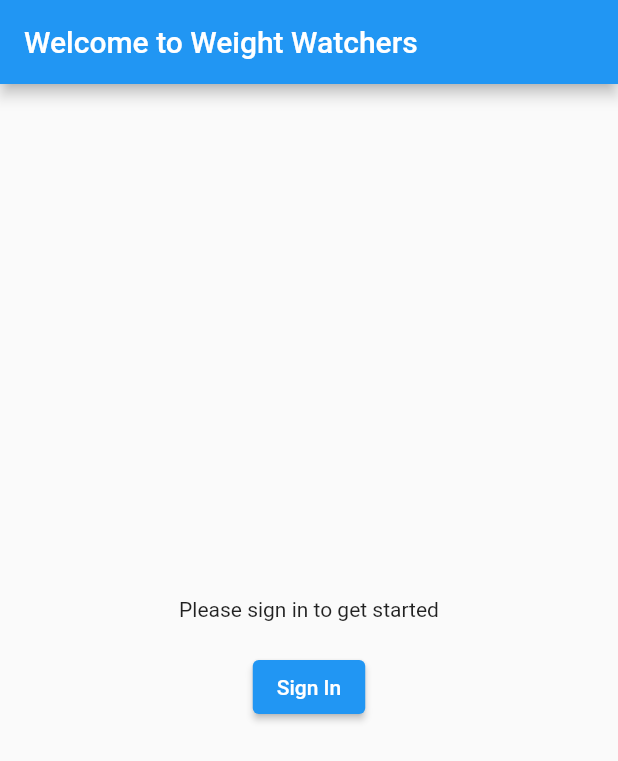
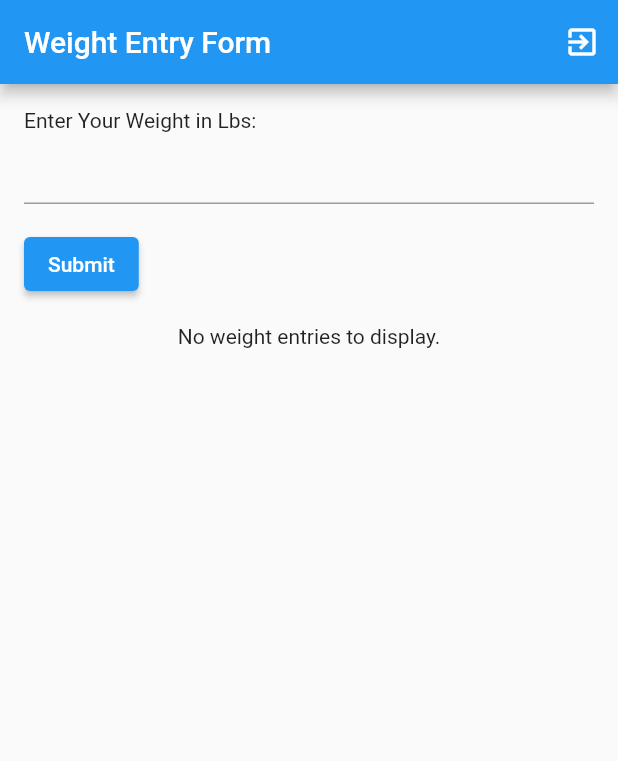
Before and after one commit to kavyasree1228/jasper, a Flutter app: the screen it shows after launch, after a tap on "Sign In", on a phone screen of 412 x 824 dp. Shown: the top 761 px of the screen. Run offline on Flutter 3.47's test engine with Material 2 defaults, Android fonts, the phone set to English and light mode, and no system bars; our stand-ins replace cloud_firestore, firebase_auth, firebase_core; accounts and stored records are empty; network calls fail.

Commit message:
reading sign in from auth services

```diff
--- a/lib/sign_in_screen.dart
+++ b/lib/sign_in_screen.dart
@@ -1,26 +1,20 @@
-import 'package:firebase_auth/firebase_auth.dart';
 import 'package:flutter/material.dart';
+import 'package:jasper/auth_services.dart';
 import 'package:jasper/weight_entry_form.dart';
-import 'package:jasper/weight_entry_screen.dart';
 
 class SignInScreen extends StatefulWidget {
   @override
   _SignInScreenState createState() => _SignInScreenState();
 }
 
-Future<void> signInAnonymously(BuildContext context) async {
-  try {
-    await FirebaseAuth.instance.signInAnonymously();
-    Navigator.pushReplacement(
-      context,
-      MaterialPageRoute(builder: (context) => WeightEntryScreen()),
+class _SignInScreenState extends State<SignInScreen> {
+  Future<void> _signIn() async {
+    await AuthService().signInAnonymously();
+    Navigator.of(context).pushReplacement(
+      MaterialPageRoute(builder: (context) => WeightEntryForm()),
     );
-  } catch (e) {
-    print(e.toString());
   }
-}
 
-class _SignInScreenState extends State<SignInScreen> {
   @override
   Widget build(BuildContext context) {
     return Scaffold(
@@ -37,7 +31,7 @@
             ),
             ElevatedButton(
               onPressed: () async {
-                await signInAnonymously(context);
+                _signIn();
               },
               child: Text('Sign In'),
             ),
--- a/lib/weight_entry_form.dart
+++ b/lib/weight_entry_form.dart
@@ -1,132 +1,132 @@
-// import 'package:cloud_firestore/cloud_firestore.dart';
-// import 'package:flutter/material.dart';
-// import 'package:jasper/auth_services.dart';
-// import 'package:jasper/sign_in_screen.dart';
-// import 'package:jasper/weight_entry_model.dart';
-// import 'package:jasper/weight_entry_service.dart';
+import 'package:cloud_firestore/cloud_firestore.dart';
+import 'package:flutter/material.dart';
+import 'package:jasper/auth_services.dart';
+import 'package:jasper/sign_in_screen.dart';
+import 'package:jasper/weight_entry_model.dart';
+import 'package:jasper/weight_entry_service.dart';
 
-// class WeightEntryScreen extends StatefulWidget {
-//   @override
-//   _WeightEntryScreenState createState() => _WeightEntryScreenState();
-// }
+class WeightEntryForm extends StatefulWidget {
+  @override
+  _WeightEntryScreenState createState() => _WeightEntryScreenState();
+}
 
-// class _WeightEntryScreenState extends State<WeightEntryScreen> {
-//   late TextEditingController _weightController;
-//   late WeightEntryService _weightEntryService;
-//   late CollectionReference _weightsCollection;
-//   late AuthService _authService;
+class _WeightEntryScreenState extends State<WeightEntryForm> {
+  late TextEditingController _weightController;
+  late WeightEntryService _weightEntryService;
+  late CollectionReference _weightsCollection;
+  late AuthService _authService;
 
-//   @override
-//   void initState() {
-//     super.initState();
-//     _weightController = TextEditingController();
-//     _weightEntryService = WeightEntryService();
-//     _weightsCollection = FirebaseFirestore.instance.collection('weights');
-//     _authService = AuthService();
-//   }
+  @override
+  void initState() {
+    super.initState();
+    _weightController = TextEditingController();
+    _weightEntryService = WeightEntryService();
+    _weightsCollection = FirebaseFirestore.instance.collection('weights');
+    _authService = AuthService();
+  }
 
-//   Future<void> _submitWeight() async {
-//     await _weightEntryService.submitWeight(_weightController.text);
-//     setState(() {
-//       _weightController
-//           .clear(); // do not forget to clear weight after successful submission
-//     });
-//   }
+  Future<void> _submitWeight() async {
+    await _weightEntryService.submitWeight(_weightController.text);
+    setState(() {
+      _weightController
+          .clear(); // do not forget to clear weight after successful submission
+    });
+  }
 
-//   Future<void> _deleteWeight(String documentId) async {
-//     await _weightEntryService.deleteWeight(documentId);
-//   }
+  Future<void> _deleteWeight(String documentId) async {
+    await _weightEntryService.deleteWeight(documentId);
+  }
 
-//   Future<void> _signOut() async {
-//     await _authService.signOut();
-//     // ignore: use_build_context_synchronously
-//     Navigator.of(context).pushReplacement(
-//       MaterialPageRoute(builder: (context) => SignInScreen()),
-//     );
-//   }
+  Future<void> _signOut() async {
+    await _authService.signOut();
+    // ignore: use_build_context_synchronously
+    Navigator.of(context).pushReplacement(
+      MaterialPageRoute(builder: (context) => SignInScreen()),
+    );
+  }
 
-//   @override
-//   Widget build(BuildContext context) {
-//     return Scaffold(
-//       appBar: AppBar(
-//         title: Text('Weight Entry Form'),
-//         actions: [
-//           IconButton(
-//             icon: Icon(Icons.exit_to_app),
-//             onPressed: _signOut,
-//           ),
-//         ],
-//       ),
-//       body: Column(
-//         children: [
-//           Padding(
-//             padding: const EdgeInsets.all(16.0),
-//             child: Column(
-//               crossAxisAlignment: CrossAxisAlignment.start,
-//               children: [
-//                 const Text('Enter Your Weight in Lbs:'),
-//                 TextFormField(
-//                   controller: _weightController,
-//                   keyboardType: TextInputType.number,
-//                 ),
-//                 const SizedBox(height: 16.0),
-//                 ElevatedButton(
-//                   onPressed: _submitWeight,
-//                   child: const Text('Submit'),
-//                 ),
-//               ],
-//             ),
-//           ),
-//           Expanded(
-//             child: SingleChildScrollView(
-//               child: _buildWeightList(),
-//             ),
-//           ),
-//         ],
-//       ),
-//     );
-//   }
+  @override
+  Widget build(BuildContext context) {
+    return Scaffold(
+      appBar: AppBar(
+        title: Text('Weight Entry Form'),
+        actions: [
+          IconButton(
+            icon: Icon(Icons.exit_to_app),
+            onPressed: _signOut,
+          ),
+        ],
+      ),
+      body: Column(
+        children: [
+          Padding(
+            padding: const EdgeInsets.all(16.0),
+            child: Column(
+              crossAxisAlignment: CrossAxisAlignment.start,
+              children: [
+                const Text('Enter Your Weight in Lbs:'),
+                TextFormField(
+                  controller: _weightController,
+                  keyboardType: TextInputType.number,
+                ),
+                const SizedBox(height: 16.0),
+                ElevatedButton(
+                  onPressed: _submitWeight,
+                  child: const Text('Submit'),
+                ),
+              ],
+            ),
+          ),
+          Expanded(
+            child: SingleChildScrollView(
+              child: _buildWeightList(),
+            ),
+          ),
+        ],
+      ),
+    );
+  }
 
-//   Widget _buildWeightList() {
-//     return StreamBuilder<QuerySnapshot>(
-//       stream:
-//           _weightsCollection.orderBy('timestamp', descending: true).snapshots(),
-//       builder: (context, snapshot) {
-//         if (snapshot.connectionState == ConnectionState.waiting) {
-//           return Center(child: const CircularProgressIndicator());
-//         } else if (snapshot.hasError) {
-//           return Center(child: Text('Error: ${snapshot.error}'));
-//         } else if (!snapshot.hasData || snapshot.data!.docs.isEmpty) {
-//           return const Center(child: Text('No weight entries to display.'));
-//         } else {
-//           List<WeightEntry> weights = snapshot.data!.docs
-//               .map((doc) => WeightEntry.fromMap(
-//                   doc.id, doc.data() as Map<String, dynamic>))
-//               .toList();
+  Widget _buildWeightList() {
+    return StreamBuilder<QuerySnapshot>(
+      stream:
+          _weightsCollection.orderBy('timestamp', descending: true).snapshots(),
+      builder: (context, snapshot) {
+        if (snapshot.connectionState == ConnectionState.waiting) {
+          return Center(child: const CircularProgressIndicator());
+        } else if (snapshot.hasError) {
+          return Center(child: Text('Error: ${snapshot.error}'));
+        } else if (!snapshot.hasData || snapshot.data!.docs.isEmpty) {
+          return const Center(child: Text('No weight entries to display.'));
+        } else {
+          List<WeightEntry> weights = snapshot.data!.docs
+              .map((doc) => WeightEntry.fromMap(
+                  doc.id, doc.data() as Map<String, dynamic>))
+              .toList();
 
-//           return ListView.builder(
-//             shrinkWrap: true,
-//             physics: NeverScrollableScrollPhysics(),
-//             itemCount: weights.length,
-//             itemBuilder: (context, index) {
-//               return ListTile(
-//                 title: Text('Weight: ${weights[index].weight}'),
-//                 subtitle: Text('Date: ${weights[index].formattedTimestamp}'),
-//                 trailing: IconButton(
-//                   icon: Icon(Icons.delete),
-//                   onPressed: () => _deleteWeight(weights[index].documentId),
-//                 ),
-//               );
-//             },
-//           );
-//         }
-//       },
-//     );
-//   }
+          return ListView.builder(
+            shrinkWrap: true,
+            physics: NeverScrollableScrollPhysics(),
+            itemCount: weights.length,
+            itemBuilder: (context, index) {
+              return ListTile(
+                title: Text('Weight: ${weights[index].weight}'),
+                subtitle: Text('Date: ${weights[index].formattedTimestamp}'),
+                trailing: IconButton(
+                  icon: Icon(Icons.delete),
+                  onPressed: () => _deleteWeight(weights[index].documentId),
+                ),
+              );
+            },
+          );
+        }
+      },
+    );
+  }
 
-//   @override
-//   void dispose() {
-//     _weightController.dispose();
-//     super.dispose();
-//   }
-// }
+  @override
+  void dispose() {
+    _weightController.dispose();
+    super.dispose();
+  }
+}
```
Also changed, not shown: lib/edit_weight_screen.dart (added, +72 -0 lines), lib/weight_entry_screen.dart (added, +107 -0 lines).
